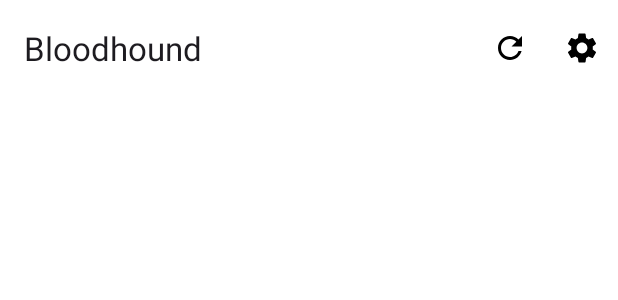
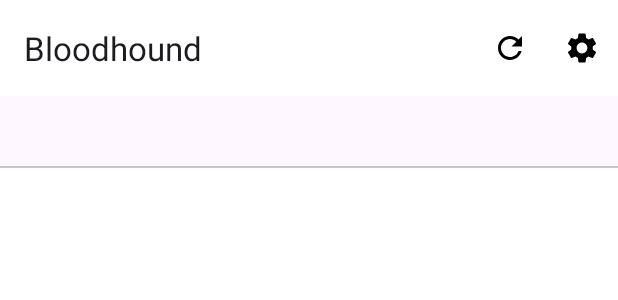
Before and after one commit to arghorashy/bloodhound-android, an Android app: the layout activity_main.xml on its own in the app's theme, with its tools: preview values and no code run, on a phone screen of 412 x 824 dp. Shown: the top 300 px of the screen. Run offline under Robolectric (Android 15) with nearby library versions, the phone set to English and light mode, and no system bars; network calls fail.

```diff
--- a/app/src/main/java/com/mumbo/bloodhound/BloodhoundConfigRow.java
+++ b/app/src/main/java/com/mumbo/bloodhound/BloodhoundConfigRow.java
@@ -13,6 +13,7 @@ public class BloodhoundConfigRow {
     public String option2;
     public String option3;
     public int scaleMax;
+    public String tabName;
 
     public BloodhoundConfigRow(BloodhoundConfigRowRaw raw) {
         id = raw.id;
@@ -22,6 +23,7 @@ public class BloodhoundConfigRow {
         option2 = raw.option2;
         option3 = raw.option3;
         scaleMax = raw.scaleMax.isEmpty() ? 0 : Integer.parseInt(raw.scaleMax);
+        tabName = raw.tabName;
     }
 
     // The raw refers to the fact that in the JSON coming from the server, values that should be
@@ -52,6 +54,7 @@ public class BloodhoundConfigRow {
         strings.add(option2);
         strings.add(option3);
         strings.add(String.valueOf(scaleMax));
+        strings.add(tabName);
         return String.join(", ", strings);
     }
 }
--- a/app/src/main/java/com/mumbo/bloodhound/BloodhoundConfigRowRaw.java
+++ b/app/src/main/java/com/mumbo/bloodhound/BloodhoundConfigRowRaw.java
@@ -8,4 +8,5 @@ public class BloodhoundConfigRowRaw {
     public String option2;
     public String option3;
     public String scaleMax;
+    public String tabName;
 }
--- a/app/src/main/res/layout/activity_main.xml
+++ b/app/src/main/res/layout/activity_main.xml
@@ -7,12 +7,10 @@
     android:layout_height="wrap_content"
     tools:context=".MainActivity"
     >
-    <LinearLayout xmlns:android="http://schemas.android.com/apk/res/android"
-        xmlns:app="http://schemas.android.com/apk/res-auto"
-        xmlns:tools="http://schemas.android.com/tools"
+    <LinearLayout
         android:id="@+id/outer_layout"
         android:layout_width="match_parent"
-        android:layout_height="match_parent"
+        android:layout_height="wrap_content"
         android:orientation="vertical">
 
         <com.google.android.material.appbar.MaterialToolbar
@@ -29,14 +27,17 @@
             android:visibility="gone"
             android:indeterminate="true" />
 
-        <LinearLayout xmlns:android="http://schemas.android.com/apk/res/android"
-            xmlns:app="http://schemas.android.com/apk/res-auto"
-            xmlns:tools="http://schemas.android.com/tools"
-            android:id="@+id/inner_layout"
+        <com.google.android.material.tabs.TabLayout
+            android:id="@+id/tab_layout"
+            android:layout_width="match_parent"
+            android:layout_height="wrap_content">
+        </com.google.android.material.tabs.TabLayout>
+
+        <LinearLayout
+            android:id="@+id/inner_layout1"
             android:layout_width="match_parent"
             android:layout_height="match_parent"
             android:orientation="vertical">
-
         </LinearLayout>
 
     </LinearLayout>
```
Also changed, not shown: app/src/main/java/com/mumbo/bloodhound/MainActivity.java (+28 -11 lines).
